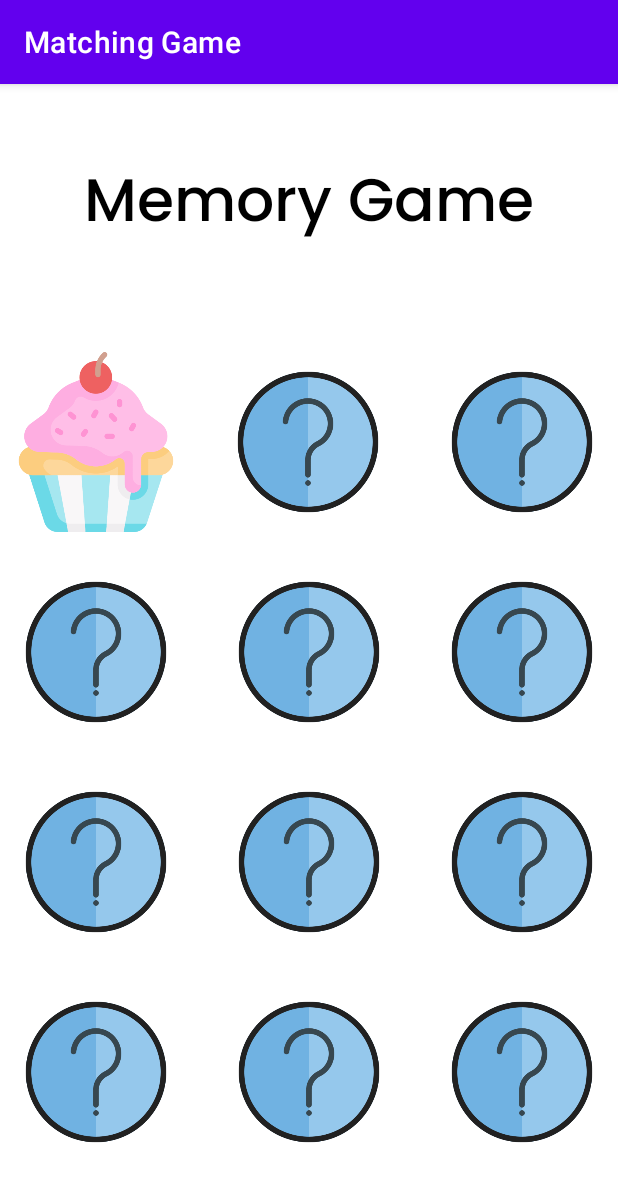
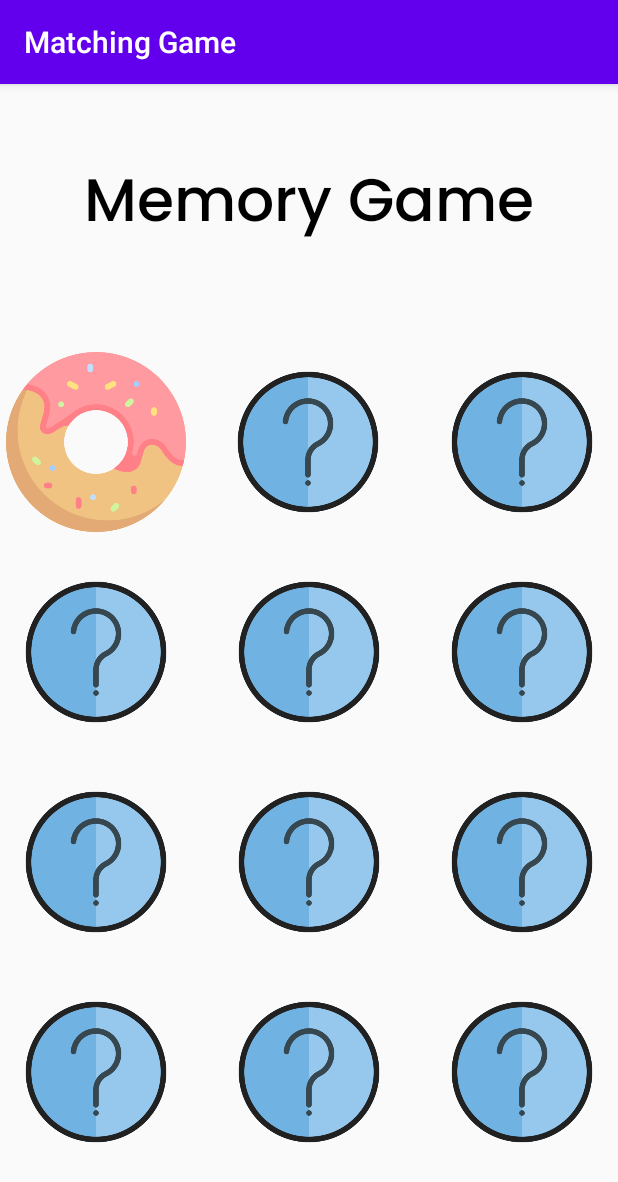
Before and after one commit to AnjumanHasan/KotlinProjects, an Android app: the screen it shows after launch (MainActivity), after a tap on an icon or button, on a phone screen of 412 x 824 dp. Shown: the top 1182 px of the screen. Run offline under Robolectric (Android 15) with nearby library versions, the phone set to English and light mode, and no system bars.

Commit message:
changed buttons to imagebuttons

```diff
--- a/MatchingGame/app/src/main/java/kotlinprojects/matchinggame/MainActivity.kt
+++ b/MatchingGame/app/src/main/java/kotlinprojects/matchinggame/MainActivity.kt
@@ -1,9 +1,7 @@
 package kotlinprojects.matchinggame
 
-import android.media.Image
 import androidx.appcompat.app.AppCompatActivity
 import android.os.Bundle
-import android.view.View
 import android.widget.Button
 import android.widget.ImageButton
 import android.widget.ImageView
@@ -17,39 +15,33 @@ class MainActivity : AppCompatActivity() {
         var button2: ImageButton = findViewById(R.id.button2)
         var button3: ImageButton = findViewById(R.id.button3)
         var button4: ImageButton = findViewById(R.id.button4)
-        var button5: ImageButton = findViewById(R.id.button5)
         var button6: ImageButton = findViewById(R.id.button6)
         var button7: ImageButton = findViewById(R.id.button7)
         var button8: ImageButton = findViewById(R.id.button8)
+        var button5: ImageButton = findViewById(R.id.button5)
         var button9: ImageButton = findViewById(R.id.button9)
         var button10: ImageButton = findViewById(R.id.button10)
         var button11: ImageButton = findViewById(R.id.button11)
         var button12: ImageButton = findViewById(R.id.button12)
 
-        val images : MutableList<Int> = mutableListOf(cottoncandy,cupcake,donut,icecream,pancake,pudding,
+        val images : MutableList<Int> = mutableListOf(cottoncandy,donut,icecream,pancake,pudding,cupcake,
             cottoncandy,cupcake,donut,icecream,pancake,pudding)
         val buttons : Array<ImageButton> = arrayOf(button1,button2,button3,button4,button5,button6,button7,button8,
         button9,button10,button11,button12)
-        val cardBack : Int = help
+
 
         images.shuffle()
-        for (i in 0..11) {
+        buttons.indices.map { index ->
+            MemoryCard(images[index],false,false)
+        }
 
-            buttons[i].textDirection = 1
+        buttons.forEachIndexed { index, button ->
+            button.setOnClickListener {
+                button.setBackgroundResource(images[index])
+
+            }
+
         }
-        for (i in 0..11)
-        {
-            buttons[i].setOnClickListener{
-                if (buttons[i].textDirection == 1)
-                {
-                    buttons[i].setImageResource(images[i])
-                    buttons[i].textDirection = 0
-                }
-                else if (buttons[i].textDirection != 1)
-                {
-                    buttons[i].setImageResource(cardBack)
-                }
-            }
-        }
+
     }
 }
--- /dev/null
+++ b/MatchingGame/app/src/main/java/kotlinprojects/matchinggame/MemoryCard.kt
@@ -0,0 +1,3 @@
+package kotlinprojects.matchinggame
+
+data class MemoryCard (val identifier :Int,var isFaceUp : Boolean, var isMatched : Boolean)
--- a/MatchingGame/app/src/main/res/layout/activity_main.xml
+++ b/MatchingGame/app/src/main/res/layout/activity_main.xml
@@ -1,4 +1,4 @@
-<?xml version="1.0" encoding="utf-8"?>
+
 <androidx.constraintlayout.widget.ConstraintLayout xmlns:android="http://schemas.android.com/apk/res/android"
     xmlns:app="http://schemas.android.com/apk/res-auto"
     xmlns:tools="http://schemas.android.com/tools"
@@ -26,8 +26,7 @@
         android:layout_marginStart="4dp"
         android:layout_marginTop="64dp"
         android:scaleType="fitCenter"
-        android:src="@drawable/help"
-        android:background="@color/white"
+        android:background="@drawable/help"
         app:layout_constraintStart_toStartOf="parent"
         app:layout_constraintTop_toBottomOf="@+id/textView" />
 
@@ -37,8 +36,7 @@
         android:layout_height="120dp"
         android:layout_marginTop="64dp"
         android:scaleType="fitCenter"
-        android:src="@drawable/help"
-        android:background="@color/white"
+        android:background="@drawable/help"
         app:layout_constraintEnd_toStartOf="@+id/button3"
         app:layout_constraintHorizontal_bias="0.488"
         app:layout_constraintStart_toEndOf="@+id/button"
@@ -50,9 +48,8 @@
         android:layout_height="120dp"
         android:layout_marginTop="64dp"
         android:layout_marginEnd="4dp"
-        android:src="@drawable/help"
         android:scaleType="fitCenter"
-        android:background="@color/white"
+        android:background="@drawable/help"
         app:layout_constraintEnd_toEndOf="parent"
         app:layout_constraintTop_toBottomOf="@+id/textView" />
 
@@ -62,9 +59,8 @@
         android:layout_height="120dp"
         android:layout_marginStart="4dp"
         android:layout_marginTop="20dp"
-        android:background="@color/white"
+        android:background="@drawable/help"
         android:scaleType="fitCenter"
-        android:src="@drawable/help"
         app:layout_constraintStart_toStartOf="parent"
         app:layout_constraintTop_toBottomOf="@+id/button" />
 
@@ -74,8 +70,7 @@
         android:layout_height="120dp"
         android:layout_marginTop="20dp"
         android:scaleType="fitCenter"
-        android:src="@drawable/help"
-        android:background="@color/white"
+        android:background="@drawable/help"
         app:layout_constraintEnd_toStartOf="@+id/button6"
         app:layout_constraintStart_toEndOf="@+id/button4"
         app:layout_constraintTop_toBottomOf="@+id/button2" />
@@ -86,9 +81,8 @@
         android:layout_height="120dp"
         android:layout_marginTop="20dp"
         android:layout_marginEnd="4dp"
-        android:src="@drawable/help"
         android:scaleType="fitCenter"
-        android:background="@color/white"
+        android:background="@drawable/help"
         app:layout_constraintEnd_toEndOf="parent"
         app:layout_constraintTop_toBottomOf="@+id/button3" />
     <ImageButton
@@ -98,8 +92,7 @@
         android:layout_marginStart="4dp"
         android:layout_marginTop="20dp"
         android:scaleType="fitCenter"
-        android:src="@drawable/help"
-        android:background="@color/white"
+        android:background="@drawable/help"
         app:layout_constraintStart_toStartOf="parent"
         app:layout_constraintTop_toBottomOf="@+id/button4" />
 
@@ -109,8 +102,7 @@
         android:layout_height="120dp"
         android:layout_marginTop="20dp"
         android:scaleType="fitCenter"
-        android:src="@drawable/help"
-        android:background="@color/white"
+        android:background="@drawable/help"
         app:layout_constraintEnd_toStartOf="@+id/button9"
         app:layout_constraintStart_toEndOf="@+id/button7"
         app:layout_constraintTop_toBottomOf="@+id/button5" />
@@ -121,9 +113,8 @@
         android:layout_height="120dp"
         android:layout_marginTop="20dp"
         android:layout_marginEnd="4dp"
-        android:src="@drawable/help"
         android:scaleType="fitCenter"
-        android:background="@color/white"
+        android:background="@drawable/help"
         app:layout_constraintEnd_toEndOf="parent"
         app:layout_constraintTop_toBottomOf="@+id/button6" />
     <ImageButton
@@ -133,8 +124,7 @@
         android:layout_marginStart="4dp"
         android:layout_marginTop="20dp"
         android:scaleType="fitCenter"
-        android:src="@drawable/help"
-        android:background="@color/white"
+        android:background="@drawable/help"
         app:layout_constraintStart_toStartOf="parent"
         app:layout_constraintTop_toBottomOf="@+id/button7" />
 
@@ -144,8 +134,7 @@
         android:layout_height="120dp"
         android:layout_marginTop="20dp"
         android:scaleType="fitCenter"
-        android:src="@drawable/help"
-        android:background="@color/white"
+        android:background="@drawable/help"
         app:layout_constraintEnd_toStartOf="@+id/button12"
         app:layout_constraintStart_toEndOf="@+id/button10"
         app:layout_constraintTop_toBottomOf="@+id/button8" />
@@ -156,9 +145,8 @@
         android:layout_height="120dp"
         android:layout_marginTop="20dp"
         android:layout_marginEnd="4dp"
-        android:src="@drawable/help"
         android:scaleType="fitCenter"
-        android:background="@color/white"
+        android:background="@drawable/help"
         app:layout_constraintEnd_toEndOf="parent"
         app:layout_constraintTop_toBottomOf="@+id/button9" />
 </androidx.constraintlayout.widget.ConstraintLayout>
--- a/MatchingGame/app/src/main/res/values/themes.xml
+++ b/MatchingGame/app/src/main/res/values/themes.xml
@@ -1,6 +1,6 @@
 <resources xmlns:tools="http://schemas.android.com/tools">
     <!-- Base application theme. -->
-    <style name="Theme.MatchingGame" parent="Theme.MaterialComponents.DayNight.DarkActionBar">
+    <style name="Theme.MatchingGame" parent="Theme.AppCompat.DayNight.DarkActionBar">
         <!-- Primary brand color. -->
         <item name="colorPrimary">@color/purple_500</item>
         <item name="colorPrimaryVariant">@color/purple_700</item>
```
